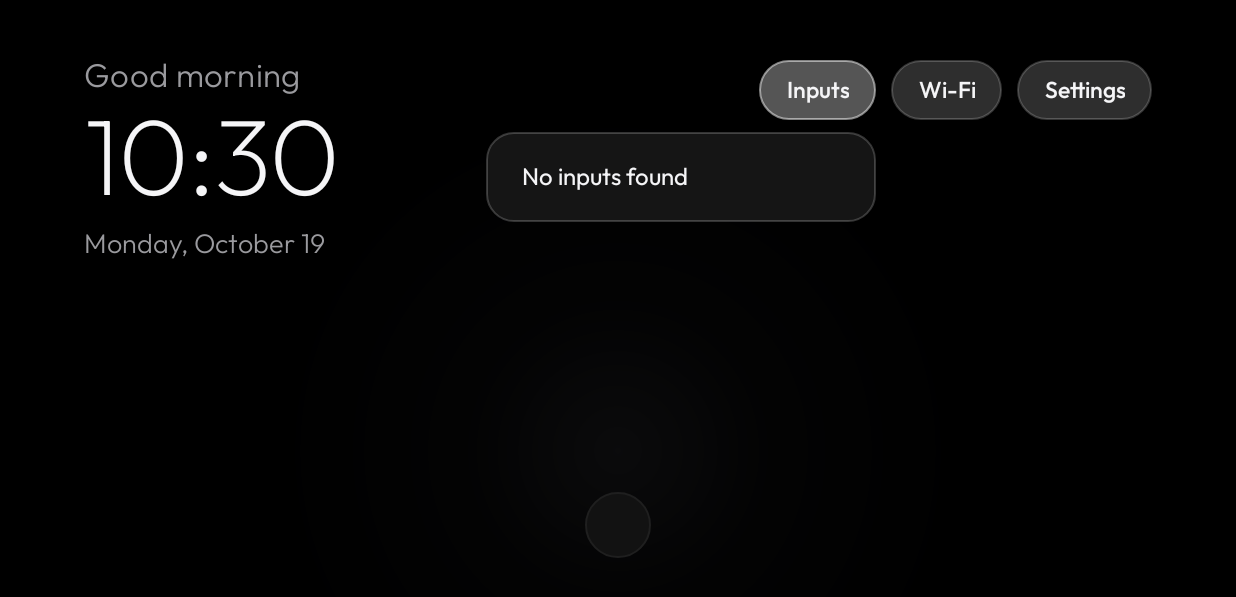
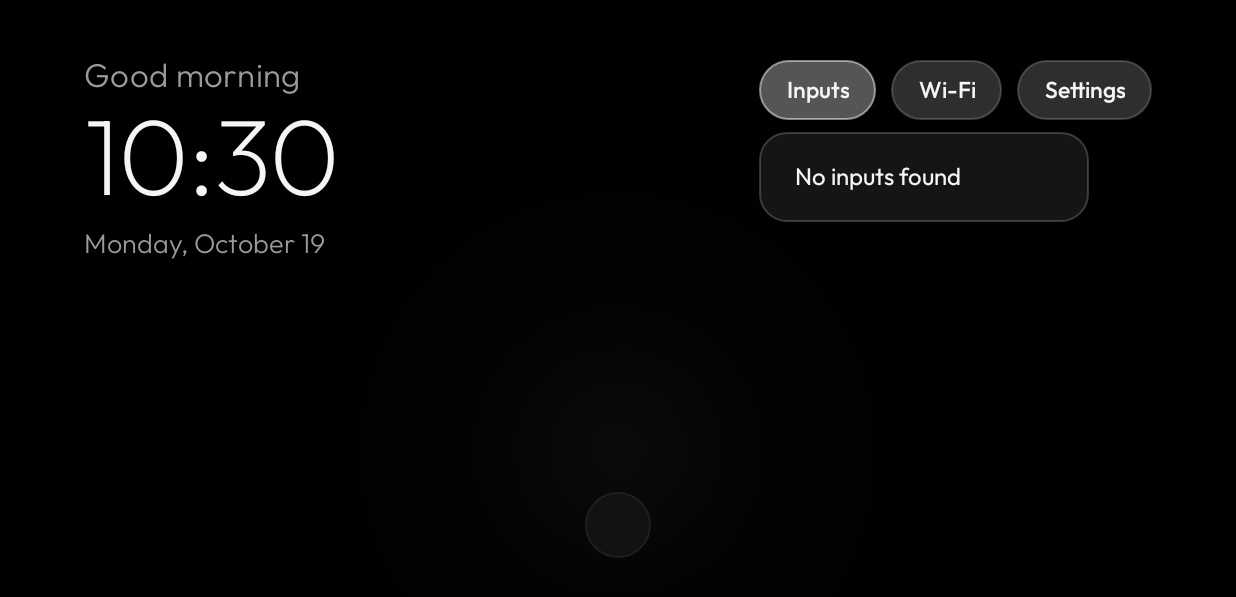
Before and after one commit to Atebayo96/ai900-prep, an Android app: the HomeActivity screen opened directly, with no data from a screen before it, after a tap on "Inputs", on a phone screen of 824 x 412 dp (held sideways). Shown: the top 597 px of the screen. Run offline under Robolectric (Android 15) with nearby library versions, the phone set to English and light mode, and no system bars.

Commit message:
Launcher: wider tile gaps so the focused tile never overlaps a neighbour, dropdown left-aligned under the pill, appIdSuffix test hook
Co-Authored-By: Claude Fable 5.1 <noreply@anthropic.com>
Claude-Session: https://claude.ai/code/session_014cM4sZmxQ6XDNz2YYo9UKh

```diff
--- a/launcher/app/build.gradle
+++ b/launcher/app/build.gradle
@@ -19,6 +19,9 @@ android {
     buildTypes {
         debug {
             minifyEnabled false
+            // Test aid: -PappIdSuffix=.dummy1 builds a copy under another package name
+            // (used to fill an emulator's app grid). Not for normal builds.
+            if (project.hasProperty('appIdSuffix')) applicationIdSuffix project.appIdSuffix
         }
         release {
             // A release build is optional; the debug build is what the scripts install.
--- a/launcher/app/src/main/java/net/cleanhome/launcher/InputsPopup.java
+++ b/launcher/app/src/main/java/net/cleanhome/launcher/InputsPopup.java
@@ -66,7 +66,11 @@ public final class InputsPopup {
             t.setOnClickListener(v -> { popup.dismiss(); e.action.run(); });
             list.addView(t);
         }
-        int xoff = anchor.getWidth() - popup.getWidth();
+        // Left-align under the pill; fall back to right-aligning if it would leave the screen.
+        int[] loc = new int[2];
+        anchor.getLocationOnScreen(loc);
+        int screenW = act.getResources().getDisplayMetrics().widthPixels;
+        int xoff = (loc[0] + popup.getWidth() > screenW - 24) ? anchor.getWidth() - popup.getWidth() : 0;
         int yoff = (int) (8 * act.getResources().getDisplayMetrics().density);
         popup.showAsDropDown(anchor, xoff, yoff);
         if (list.getChildCount() > 0) list.getChildAt(0).requestFocus();
--- a/launcher/app/src/main/res/values/dimens.xml
+++ b/launcher/app/src/main/res/values/dimens.xml
@@ -14,21 +14,21 @@
     <dimen name="pill_text">15sp</dimen>
 
     <dimen name="dock_name_size">44sp</dimen>
-    <dimen name="dock_tile_w">196dp</dimen>
-    <dimen name="dock_tile_h">110dp</dimen>
-    <dimen name="dock_tile_gap">18dp</dimen>
+    <dimen name="dock_tile_w">176dp</dimen>
+    <dimen name="dock_tile_h">99dp</dimen>
+    <dimen name="dock_tile_gap">30dp</dimen>
     <dimen name="dock_band_padding">22dp</dimen>
     <dimen name="dock_band_radius">26dp</dimen>
     <dimen name="dock_bottom_margin">40dp</dimen>
 
-    <dimen name="grid_tile_w">196dp</dimen>
-    <dimen name="grid_tile_h">110dp</dimen>
-    <dimen name="grid_gap">18dp</dimen>
+    <dimen name="grid_tile_w">176dp</dimen>
+    <dimen name="grid_tile_h">99dp</dimen>
+    <dimen name="grid_gap">30dp</dimen>
     <dimen name="grid_top_padding">64dp</dimen>
     <dimen name="tile_radius">12dp</dimen>
     <dimen name="tile_label_size">15sp</dimen>
     <dimen name="tile_label_height">26dp</dimen>
 
-    <dimen name="popup_width">260dp</dimen>
+    <dimen name="popup_width">220dp</dimen>
     <dimen name="popup_item_height">44dp</dimen>
 </resources>
```
